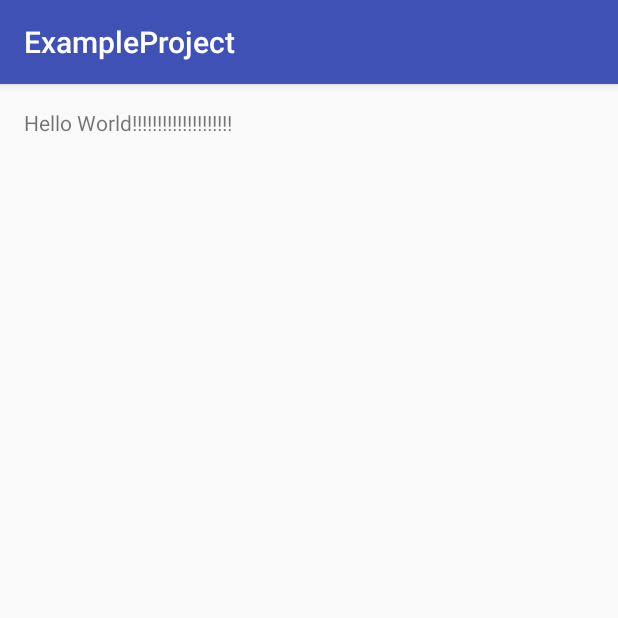
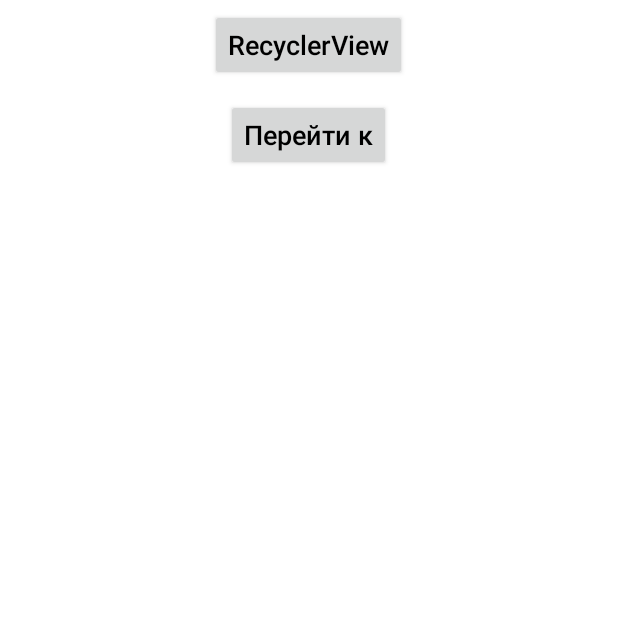
Before and after one commit to AHTOH108/ExampleProject, an Android app: the screen it shows after launch (MainActivity), on a phone screen of 412 x 824 dp, the top half of it. Run offline under Robolectric (Android 15) with nearby library versions, the phone set to English and light mode, and no system bars.

Commit message:
готовый каркас приложения

```diff
--- a/app/build.gradle
+++ b/app/build.gradle
@@ -23,4 +23,7 @@ dependencies {
     compile fileTree(dir: 'libs', include: ['*.jar'])
     testCompile 'junit:junit:4.12'
     compile 'com.android.support:appcompat-v7:23.2.1'
+    compile 'com.android.support:support-v13:23.1.1'
+    compile 'com.android.support:design:23.1.1'
+    compile 'com.makeramen:roundedimageview:2.2.1'
 }
--- a/app/src/main/res/layout/activity_main.xml
+++ b/app/src/main/res/layout/activity_main.xml
@@ -3,14 +3,38 @@
     xmlns:tools="http://schemas.android.com/tools"
     android:layout_width="match_parent"
     android:layout_height="match_parent"
-    android:paddingBottom="@dimen/activity_vertical_margin"
-    android:paddingLeft="@dimen/activity_horizontal_margin"
-    android:paddingRight="@dimen/activity_horizontal_margin"
-    android:paddingTop="@dimen/activity_vertical_margin"
     tools:context="com.novsu.antonivanov.exampleproject.MainActivity">
 
-    <TextView
-        android:layout_width="wrap_content"
-        android:layout_height="wrap_content"
-        android:text="Hello World!!!!!!!!!!!!!!!!!!!!" />
+    <android.support.v4.widget.NestedScrollView
+        android:layout_width="match_parent"
+        android:layout_height="match_parent">
+
+        <LinearLayout
+            android:layout_width="match_parent"
+            android:layout_height="match_parent"
+            android:orientation="vertical">
+
+            <Button
+                android:id="@+id/buttonGoRecyclerView"
+                android:layout_width="wrap_content"
+                android:layout_height="wrap_content"
+                android:layout_gravity="center"
+                android:layout_margin="6dp"
+                android:text="@string/button_go_recycler_view"
+                android:textAllCaps="false"
+                android:textSize="18sp" />
+
+            <Button
+                android:id="@+id/buttonGo"
+                android:layout_width="wrap_content"
+                android:layout_height="wrap_content"
+                android:layout_gravity="center"
+                android:layout_margin="6dp"
+                android:text="@string/button_go_"
+                android:textAllCaps="false"
+                android:textSize="18sp" />
+
+        </LinearLayout>
+    </android.support.v4.widget.NestedScrollView>
+
 </RelativeLayout>
--- a/app/src/main/res/values/colors.xml
+++ b/app/src/main/res/values/colors.xml
@@ -3,4 +3,17 @@
     <color name="colorPrimary">#3F51B5</color>
     <color name="colorPrimaryDark">#303F9F</color>
     <color name="colorAccent">#FF4081</color>
+    <color name="window_background">@color/color_white</color>
+    <color name="text_color_primary">@color/color_black</color>
+    <color name="colorControlNormal">#ff737373</color>
+
+    <color name="color_white">#ffffffff</color>
+    <color name="color_black">#ff000000</color>
+
+
+    <color name="colorPrimaryGreen">#ff7dba31</color>
+    <color name="colorPrimaryDarkGreen">#ff6b952e</color>
+    <color name="colorAccentGreen">#ff91c937</color>
+    <color name="colorControlNormalGreen">#ff8bcd27</color>
+
 </resources>
--- a/app/src/main/res/values/strings.xml
+++ b/app/src/main/res/values/strings.xml
@@ -1,3 +1,10 @@
 <resources>
     <string name="app_name">ExampleProject</string>
+
+    <string name="button_go_">Перейти к </string>
+
+    <string name="button_go_recycler_view">RecyclerView</string>
+
+
+
 </resources>
--- a/app/src/main/res/values/styles.xml
+++ b/app/src/main/res/values/styles.xml
@@ -1,11 +1,38 @@
 <resources>
 
     <!-- Base application theme. -->
-    <style name="AppTheme" parent="Theme.AppCompat.Light.DarkActionBar">
+    <style name="AppTheme" parent="AppTheme.Base">
         <!-- Customize your theme here. -->
         <item name="colorPrimary">@color/colorPrimary</item>
         <item name="colorPrimaryDark">@color/colorPrimaryDark</item>
         <item name="colorAccent">@color/colorAccent</item>
     </style>
 
+    <style name="AppTheme.Base" parent="Theme.AppCompat.Light.NoActionBar">
+        <!-- Customize your theme here. -->
+        <item name="colorPrimary">@color/colorPrimary</item>
+        <item name="colorPrimaryDark">@color/colorPrimaryDark</item>
+        <item name="colorAccent">@color/colorAccent</item>
+        <item name="android:windowBackground">@color/window_background</item>
+        <item name="android:textColorPrimary">@color/text_color_primary</item>
+        <item name="android:textColor">@color/text_color_primary</item>
+        <item name="colorControlNormal">@color/colorControlNormal</item>
+        <item name="colorControlActivated">?attr/colorAccent</item>
+        <item name="colorControlHighlight">@color/ripple_material_light</item>
+        <item name="android:windowNoTitle">true</item>
+        <item name="windowActionBar">false</item>
+    </style>
+
+    <style name="AppTheme.Green" parent="AppTheme">
+        <item name="colorPrimary">@color/colorPrimaryGreen</item>
+        <item name="colorPrimaryDark">@color/colorPrimaryDarkGreen</item>
+        <item name="colorAccent">@color/colorAccentGreen</item>
+        <item name="colorControlNormal">@color/colorControlNormalGreen</item>
+        <item name="android:textColorPrimary">@color/color_black</item>
+        <item name="android:textColor">@color/color_black</item>
+    </style>
+
+
+
+
 </resources>
```
